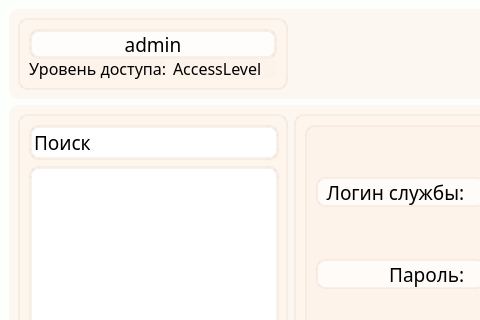
This is university_project_client/mainwindow.ui in Fxsh-pro/university_project as Qt 5 draws it before an edit; both pictures show x 0 to 480 and y 0 to 320 of the 993 by 586 pixel window. The edited form follows.
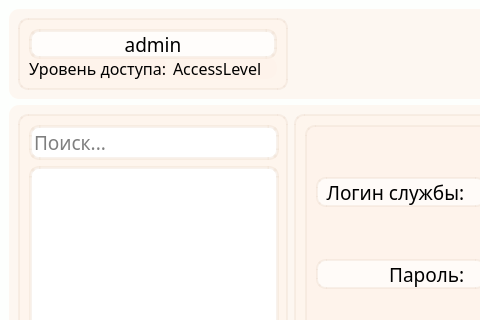
This is the edited form.

Patch:
```diff
--- a/university_project_client/mainwindow.ui
+++ b/university_project_client/mainwindow.ui
@@ -221,11 +221,14 @@
 border-radius: 10px;</string>
             </property>
             <property name="text">
-             <string>Поиск</string>
+             <string/>
             </property>
             <property name="alignment">
              <set>Qt::AlignLeading|Qt::AlignLeft|Qt::AlignVCenter</set>
             </property>
+            <property name="placeholderText">
+             <string>Поиск...</string>
+            </property>
            </widget>
           </item>
           <item>
```
Left out of the diff: 2 changed lines with no effect on the pictures.
